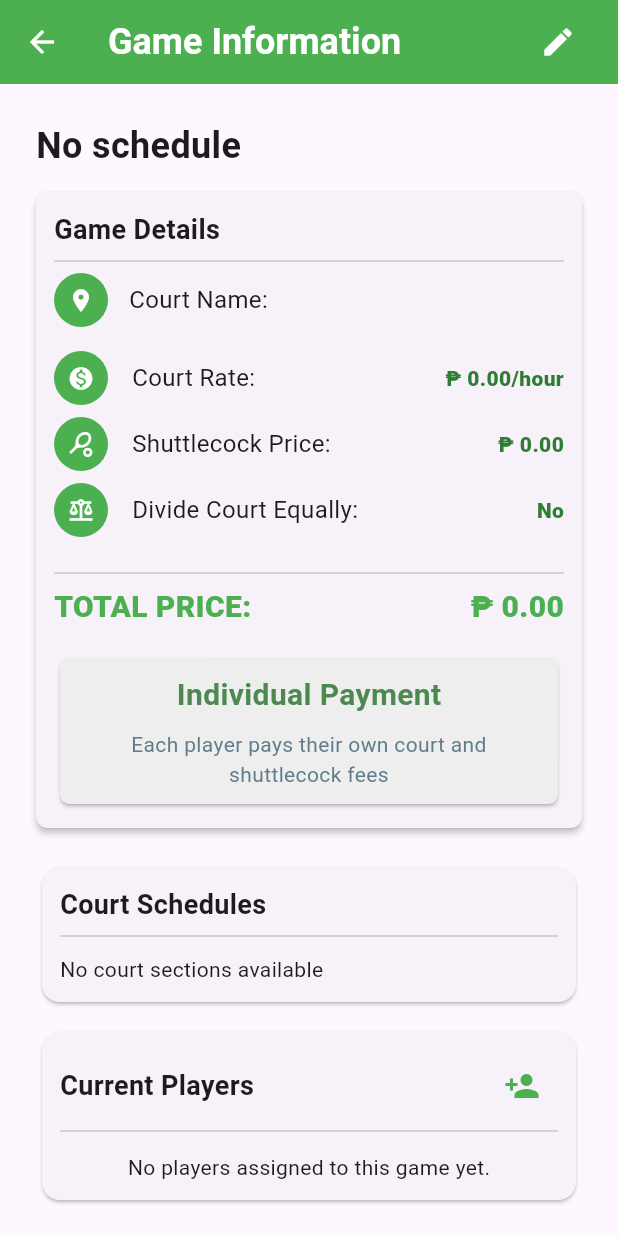
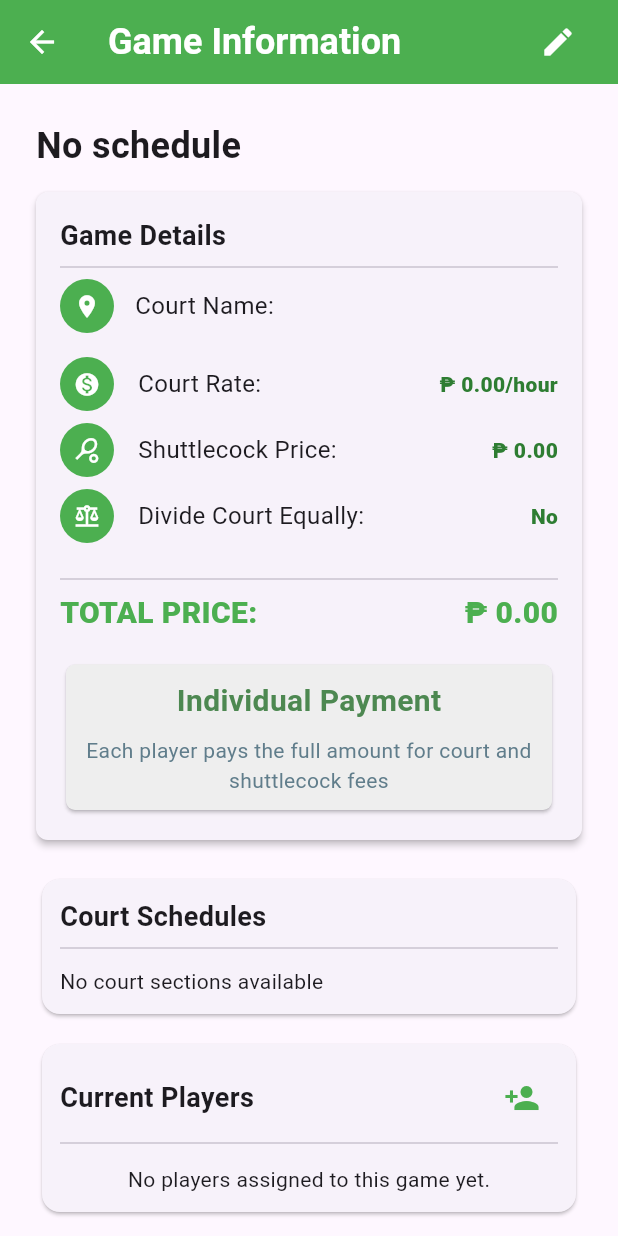
Before and after one commit to SyBorg00/badminton_app, a Flutter app: the GameView screen opened directly with empty values, on a phone screen of 412 x 824 dp. Run offline on Flutter 3.47's test engine with Material 3 defaults, Android fonts, the light colour scheme and no system bars; our stand-ins replace shared_preferences; accounts and stored records are empty.

Commit message:
minor updates on text display

```diff
--- a/lib/game_view.dart
+++ b/lib/game_view.dart
@@ -157,7 +157,7 @@ class _GameViewState extends State<GameView> {
               ),
               margin: const EdgeInsets.symmetric(vertical: 6),
               child: Padding(
-                padding: const EdgeInsets.all(12.0),
+                padding: const EdgeInsets.all(16.0),
                 child: Column(
                   crossAxisAlignment: CrossAxisAlignment.start,
                   children: [
@@ -338,15 +338,39 @@ class _GameViewState extends State<GameView> {
                                 ),
                               ),
                               const SizedBox(height: 8),
-                              Text(
-                                isDivided
-                                    ? 'Each player pays a shared amount of ₱${perPlayerShare.toStringAsFixed(2)} for court and shuttlecock fees'
-                                    : 'Each player pays their own court and shuttlecock fees',
+                              Text.rich(
+                                TextSpan(
+                                  style: const TextStyle(
+                                    fontSize: 14,
+                                    color: Colors.blueGrey,
+                                  ),
+                                  children: isDivided
+                                      ? <InlineSpan>[
+                                          const TextSpan(
+                                            text:
+                                                'Each player pays a shared amount of ',
+                                          ),
+                                          TextSpan(
+                                            text:
+                                                '₱${perPlayerShare.toStringAsFixed(2)}',
+                                            style: const TextStyle(
+                                              fontWeight: FontWeight.bold,
+                                              color: Colors.green,
+                                            ),
+                                          ),
+                                          const TextSpan(
+                                            text:
+                                                ' for court and shuttlecock fees',
+                                          ),
+                                        ]
+                                      : <InlineSpan>[
+                                          const TextSpan(
+                                            text:
+                                                'Each player pays the full amount for court and shuttlecock fees',
+                                          ),
+                                        ],
+                                ),
                                 textAlign: TextAlign.center,
-                                style: const TextStyle(
-                                  fontSize: 14,
-                                  color: Colors.blueGrey,
-                                ),
                               ),
                             ],
                           ),
```
